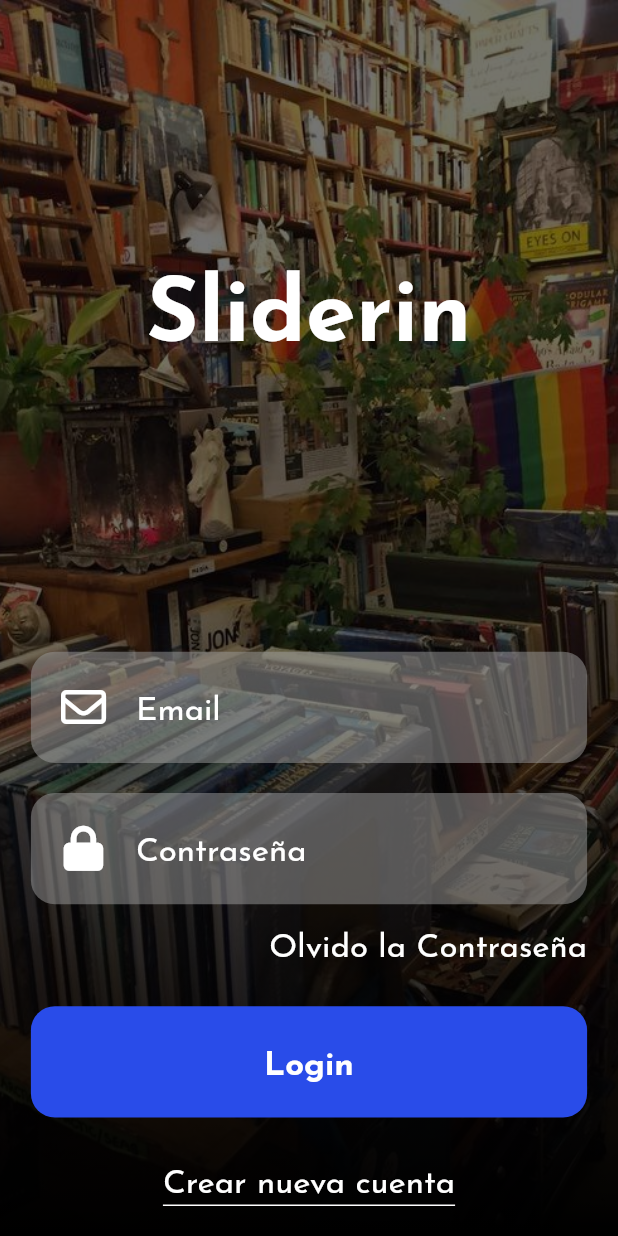
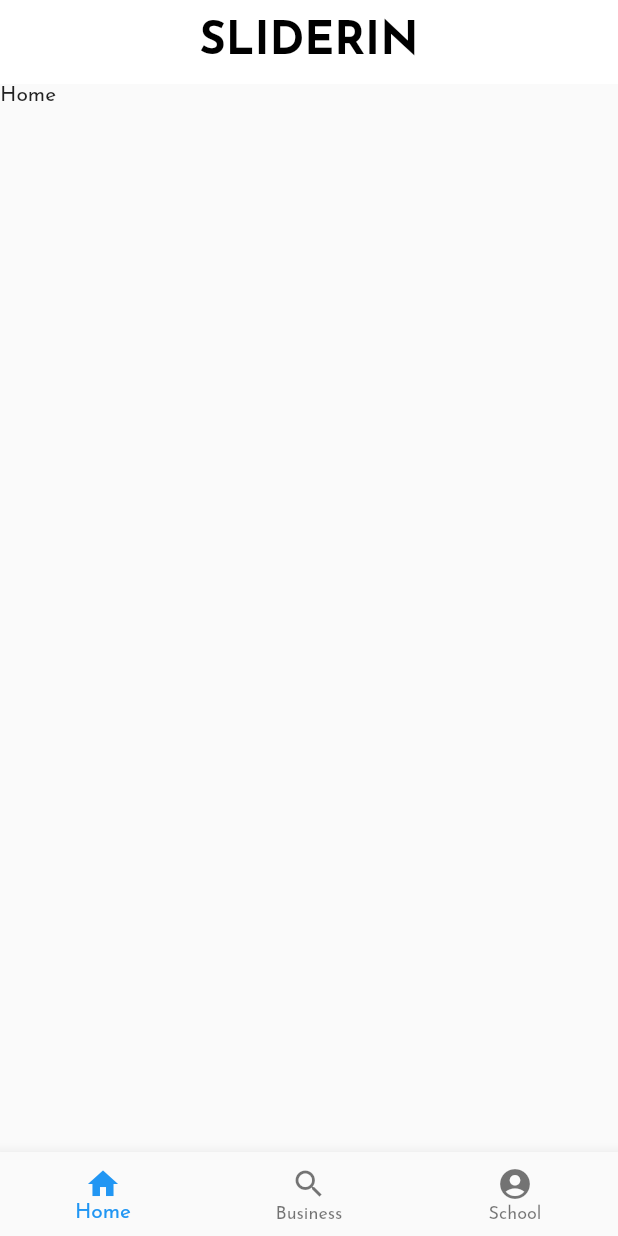
Before and after one commit to inmtlux/flutterapp, a Flutter app: the screen it shows after launch, after a tap on "Login", on a phone screen of 412 x 824 dp. Run offline on Flutter 3.47's test engine with Material 2 defaults, Android fonts, the phone set to English and light mode, and no system bars; our stand-ins replace font_awesome_flutter, google_fonts.

Commit message:
principal_screen agregado

```diff
--- a/flutterapp/lib/main.dart
+++ b/flutterapp/lib/main.dart
@@ -1,6 +1,7 @@
 import 'package:flutter/material.dart';
 import 'package:google_fonts/google_fonts.dart';
 import 'package:primera_prueba/screens/login-screen.dart';
+import 'package:primera_prueba/screens/principal-screen.dart';
 import 'screens/screens.dart';
 
 void main() {
@@ -26,6 +27,7 @@ class MyApp extends StatelessWidget {
         '/':(context)=> LoginScreen(),
         'Olvido la contraseña':(context)=> ForgotPassword(),
         'Crear nueva cuenta': (context) => CreateNewAccount(),
+        'principal_screen': (_) => PrincipalScreen(),
       },
     );
   }
--- a/flutterapp/lib/screens/login-screen.dart
+++ b/flutterapp/lib/screens/login-screen.dart
@@ -1,25 +1,25 @@
-
 import 'package:flutter/material.dart';
 import 'package:font_awesome_flutter/font_awesome_flutter.dart';
 import 'package:primera_prueba/palette.dart';
 import 'package:primera_prueba/widgets/widgets.dart';
 
-class LoginScreen  extends StatelessWidget {
-
+class LoginScreen extends StatelessWidget {
   @override
   Widget build(BuildContext context) {
     return Stack(
       children: [
         BackgroundImage(
-          image: 'assets/libros.jpg',),
-
+          image: 'assets/libros.jpg',
+        ),
         Scaffold(
           backgroundColor: Colors.transparent,
           body: Column(
             children: [
               Flexible(
-                child: Center(//widget center para centrar el texto
-                  child: Text(//encima hemos creado otro widget hijo para centrar el texto
+                child: Center(
+                  //widget center para centrar el texto
+                  child: Text(
+                    //encima hemos creado otro widget hijo para centrar el texto
                     'Sliderin',
                     style: TextStyle(
                         color: Colors.white,
@@ -28,11 +28,11 @@ class LoginScreen  extends StatelessWidget {
                   ),
                 ),
               ),
-
               Column(
-                crossAxisAlignment: CrossAxisAlignment.end,
+                crossAxisAlignment: CrossAxisAlignment.center,
                 children: [
-                  TextInputField(//aca reeemplazamos
+                  TextInputField(
+                    //aca reeemplazamos
                     icon: FontAwesomeIcons.envelope,
                     hint: 'Email',
                     inputType: TextInputType.emailAddress,
@@ -45,8 +45,8 @@ class LoginScreen  extends StatelessWidget {
                     inputAction: TextInputAction.done,
                   ),
                   GestureDetector(
-                    onTap: () => Navigator.pushNamed(context,
-                    'Olvido la contraseña'),
+                    onTap: () =>
+                        Navigator.pushNamed(context, 'Olvido la contraseña'),
                     child: Text(
                       'Olvido la Contraseña',
                       style: kBodyText,
@@ -55,8 +55,17 @@ class LoginScreen  extends StatelessWidget {
                   SizedBox(
                     height: 25,
                   ),
-                  RoundedButton(
-                    buttonName: 'Login',
+                  ElevatedButton(
+                    onPressed: () {
+                      Navigator.pushReplacementNamed(context,'principal_screen');
+                    },
+                    child: Padding(
+                        padding: EdgeInsets.only(
+                            left: 150, top: 10, bottom: 10, right: 150),
+                        child: Text(
+                          'Login',
+                          style: TextStyle(fontSize: 28.0),
+                        )),
                   ),
                   SizedBox(
                     height: 25,
@@ -64,8 +73,7 @@ class LoginScreen  extends StatelessWidget {
                 ],
               ),
               GestureDetector(
-                onTap: () => Navigator.pushNamed(context,
-                'Crear nueva cuenta'),
+                onTap: () => Navigator.pushNamed(context, 'Crear nueva cuenta'),
                 child: Container(
                   child: Text(
                     'Crear nueva cuenta',
@@ -73,8 +81,7 @@ class LoginScreen  extends StatelessWidget {
                   ),
                   decoration: BoxDecoration(
                       border:
-                      Border(bottom: BorderSide(width: 1,
-                      color: kWhite))),
+                          Border(bottom: BorderSide(width: 1, color: kWhite))),
                 ),
               ),
               SizedBox(
--- /dev/null
+++ b/flutterapp/lib/screens/principal-screen.dart
@@ -0,0 +1,47 @@
+import 'package:flutter/cupertino.dart';
+import 'package:flutter/material.dart';
+
+class PrincipalScreen extends StatefulWidget {
+  @override
+  State<StatefulWidget> createState() => _PrincipalScreen();
+}
+
+class _PrincipalScreen extends State<PrincipalScreen> {
+  @override
+  Widget build(BuildContext context) {
+    // TODO: implement build
+    return Scaffold(
+      appBar: AppBar(
+        title: Center(
+          child: Text(
+            'SLIDERIN',
+            style: TextStyle(color: Colors.black, fontSize: 30.0,fontWeight: FontWeight.bold),
+          ),
+        ),
+        elevation: 0.0,
+        bottomOpacity: 0.0,
+        backgroundColor: Colors.white,
+
+      ),
+      body: Container(child: Text('Home')),
+
+      bottomNavigationBar: BottomNavigationBar(
+        items: [
+          BottomNavigationBarItem(
+            icon: Icon(Icons.home),
+            label: 'Home',
+          ),
+          BottomNavigationBarItem(
+            icon: Icon(Icons.search),
+            label: 'Business',
+          ),
+          BottomNavigationBarItem(
+            icon: Icon(Icons.account_circle_rounded),
+            label: 'School',
+          ),
+
+      ],
+      )
+    );
+  }
+}
```
Also changed, not shown: flutterapp/lib/widgets/menu-inferion.dart (added). Lines whose indentation alone changed are shown as unchanged.
